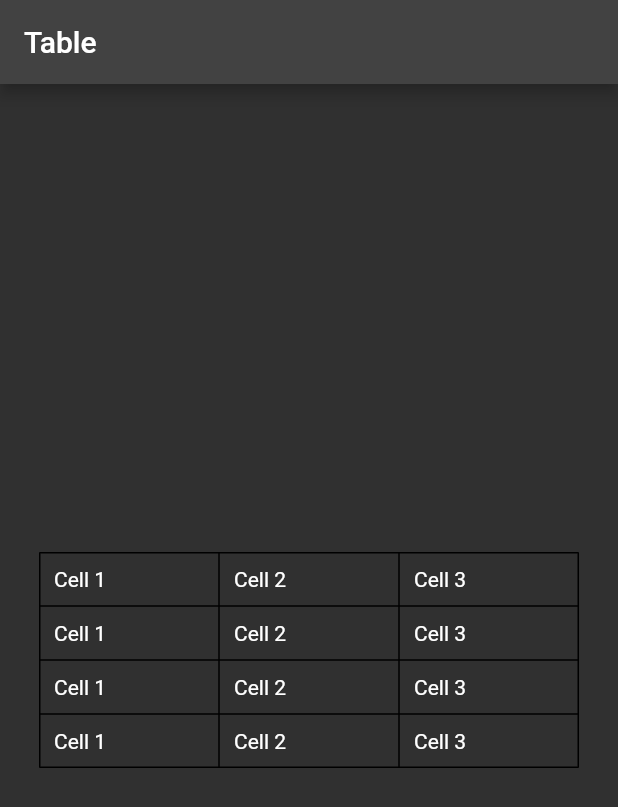
After one commit to im-o/flutter-of-the-day, a Flutter app: the TablePage screen opened directly, on a phone screen of 412 x 824 dp. The commit adds this screen. Shown: the top 807 px of the screen. Run offline on Flutter 3.47's test engine with Material 2 defaults, Android fonts, the phone set to English and light mode, and no system bars.

Commit message:
:label: add Table Page

```diff
--- a/lib/widgets/home_page.dart
+++ b/lib/widgets/home_page.dart
@@ -4,6 +4,7 @@ import 'package:flutter_of_the_day/widgets/bottom_nav_bar.dart';
 import 'package:flutter_of_the_day/widgets/future_builder.dart';
 import 'package:flutter_of_the_day/widgets/search_bar.dart';
 import 'package:flutter_of_the_day/widgets/sliver_app_bar.dart';
+import 'package:flutter_of_the_day/widgets/table_page.dart';
 
 class HomePage extends StatefulWidget {
   const HomePage({Key? key}) : super(key: key);
@@ -27,6 +28,7 @@ class _HomePageState extends State<HomePage> {
       WidgetModel(id: 1, name: "Bottom Bar"),
       WidgetModel(id: 2, name: "FutureBuilder"),
       WidgetModel(id: 3, name: "Sliver App Bar"),
+      WidgetModel(id: 4, name: "Table Page"),
     ];
     return ListView.builder(
       itemCount: widgetItems.length,
@@ -53,6 +55,9 @@ class _HomePageState extends State<HomePage> {
                 case 3:
                   widget = SliverAppBarPage();
                   break;
+                case 4:
+                  widget = TablePage();
+                  break;
                 default:
                   widget = SearchBarPage();
               }
--- /dev/null
+++ b/lib/widgets/table_page.dart
@@ -0,0 +1,48 @@
+import 'package:flutter/material.dart';
+
+class TablePage extends StatefulWidget {
+  const TablePage({Key? key}) : super(key: key);
+
+  @override
+  _TablePageState createState() => _TablePageState();
+}
+
+class _TablePageState extends State<TablePage> {
+  @override
+  Widget build(BuildContext context) {
+    TableRow _tableRow = const TableRow(children: <Widget>[
+      Padding(
+        padding: EdgeInsets.all(10.0),
+        child: Text("Cell 1"),
+      ),
+      Padding(
+        padding: EdgeInsets.all(10.0),
+        child: Text("Cell 2"),
+      ),
+      Padding(
+        padding: EdgeInsets.all(10.0),
+        child: Text("Cell 3"),
+      ),
+    ]);
+    return Scaffold(
+      appBar: AppBar(
+        title: Text("Table"),
+      ),
+      body: Center(
+        child: Padding(
+          padding: const EdgeInsets.all(8.0),
+          child: Table(
+            border: TableBorder.all(),
+            defaultColumnWidth: const FixedColumnWidth(120.0),
+            children: <TableRow>[
+              _tableRow,
+              _tableRow,
+              _tableRow,
+              _tableRow,
+            ],
+          ),
+        ),
+      ),
+    );
+  }
+}
```
